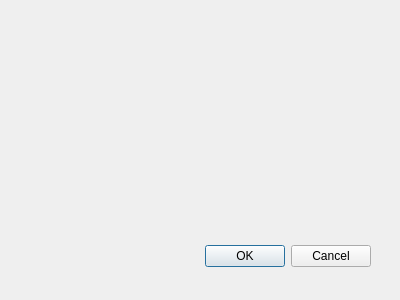
This is quick_drone_map_dialog_base.ui in olivierdalang/quickdronemap_old as Qt 5 draws it before an edit. The edited form follows.
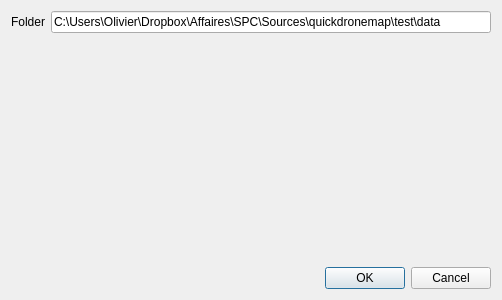
This is the edited form.

Patch:
```diff
--- a/quick_drone_map_dialog_base.ui
+++ b/quick_drone_map_dialog_base.ui
@@ -1,33 +1,56 @@
 <ui version="4.0" >
  <class>QuickDroneMapDialogBase</class>
- <widget class="QDialog" name="QuickDroneMapDialogBase" >
-  <property name="geometry" >
+ <widget class="QDialog" name="QuickDroneMapDialogBase">
+  <property name="geometry">
    <rect>
     <x>0</x>
     <y>0</y>
-    <width>400</width>
+    <width>502</width>
     <height>300</height>
    </rect>
   </property>
   <property name="windowTitle" >
    <string>Quick Drone Map</string>
   </property>
-  <widget class="QDialogButtonBox" name="button_box" >
-   <property name="geometry" >
-    <rect>
-     <x>30</x>
-     <y>240</y>
-     <width>341</width>
-     <height>32</height>
-    </rect>
-   </property>
-   <property name="orientation" >
-    <enum>Qt::Horizontal</enum>
-   </property>
-   <property name="standardButtons" >
-    <set>QDialogButtonBox::Cancel|QDialogButtonBox::Ok</set>
-   </property>
-  </widget>
+  <layout class="QFormLayout" name="formLayout">
+   <item row="0" column="0">
+    <widget class="QLabel" name="label">
+     <property name="text">
+      <string>Folder</string>
+     </property>
+    </widget>
+   </item>
+   <item row="0" column="1">
+    <widget class="QLineEdit" name="pathLineEdit">
+     <property name="text">
+      <string>C:\Users\Olivier\Dropbox\Affaires\SPC\Sources\quickdronemap\test\data</string>
+     </property>
+    </widget>
+   </item>
+   <item row="2" column="0" colspan="2">
+    <widget class="QDialogButtonBox" name="button_box">
+     <property name="orientation">
+      <enum>Qt::Horizontal</enum>
+     </property>
+     <property name="standardButtons">
+      <set>QDialogButtonBox::Cancel|QDialogButtonBox::Ok</set>
+     </property>
+    </widget>
+   </item>
+   <item row="1" column="0" colspan="2">
+    <spacer name="verticalSpacer">
+     <property name="orientation">
+      <enum>Qt::Vertical</enum>
+     </property>
+     <property name="sizeHint" stdset="0">
+      <size>
+       <width>20</width>
+       <height>40</height>
+      </size>
+     </property>
+    </spacer>
+   </item>
+  </layout>
  </widget>
  <resources/>
  <connections>
```
Left out of the diff: 29 changed lines with no effect on the pictures.
